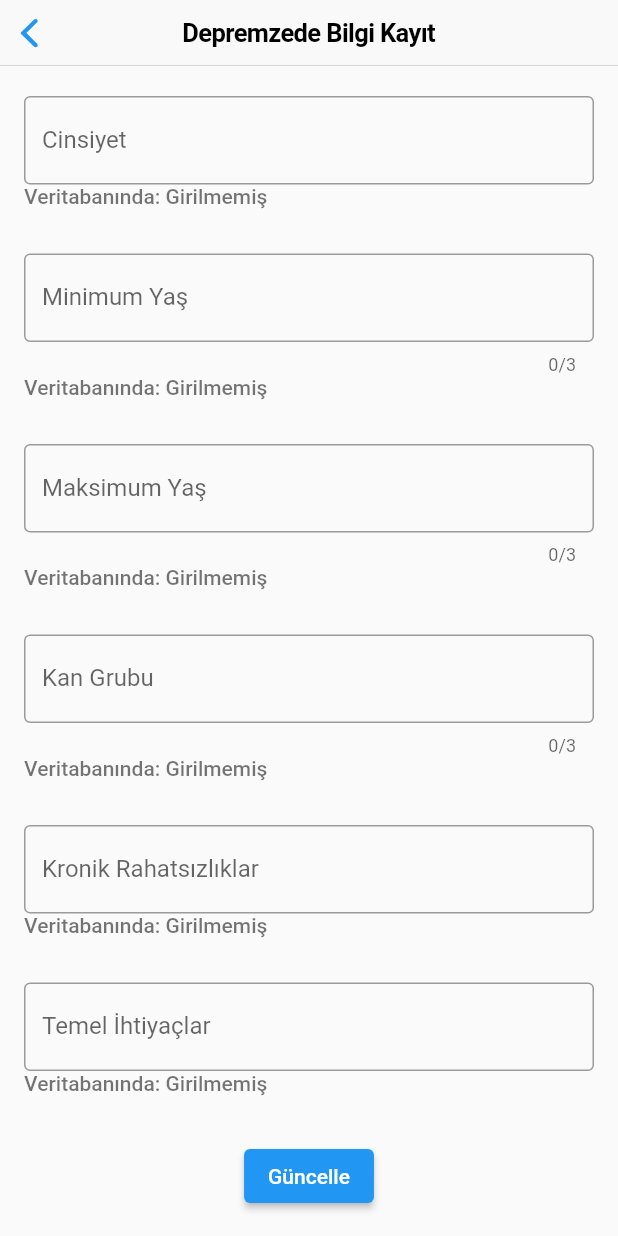
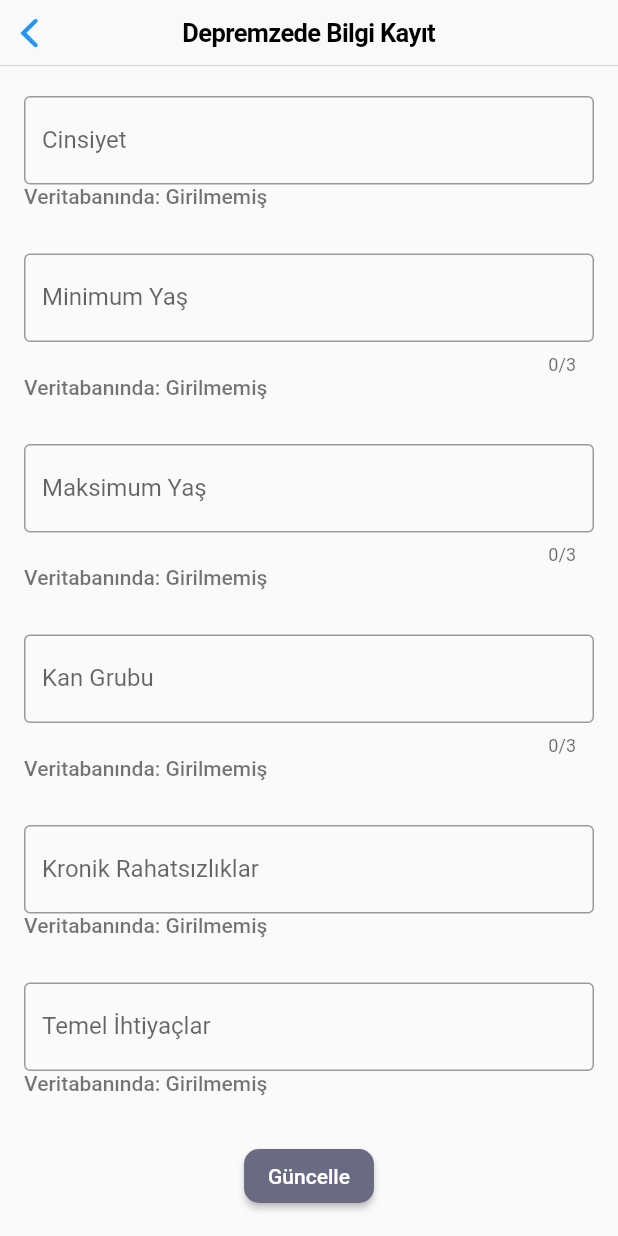
Before and after one commit to beyzanurcoban/ELEC491-EarthquakeApp, a Flutter app: the SurvivorWritePage screen opened directly with empty values, scrolled down 391 dp, on a phone screen of 412 x 824 dp. Run offline on Flutter 3.47's test engine with Material 2 defaults, Android fonts, the phone set to English and light mode, and no system bars; our stand-ins replace cloud_firestore, dropdown_search, firebase_core, flutter_map, flutter_secure_storage, geocoding and 3 more; missing offline and left inert: dart:ffi, nfc_manager; accounts and stored records are empty.

Commit message:
visual changes

```diff
--- a/ui/lib/LoginPage.dart
+++ b/ui/lib/LoginPage.dart
@@ -306,14 +306,14 @@ class _LoginPageState extends State<LoginPage> {
       _isWaitingAutoLogin = true;
     });
     if (await usernamePasswordExists(username, password)) {
-      setState(() {
-        _isWaitingAutoLogin = false;
-      });
-
       Navigator.pushReplacement(
         context,
         MaterialPageRoute(builder: (context) => HomePage(username: username,)),
       );
+
+      setState(() {
+        _isWaitingAutoLogin = false;
+      });
     } else {
       setState(() {
         _isWaitingAutoLogin = false;
--- a/ui/lib/SurvivorWritePage.dart
+++ b/ui/lib/SurvivorWritePage.dart
@@ -38,6 +38,8 @@ class _SurvivorWritePageState extends State<SurvivorWritePage> {
 
   late FirebaseFirestore db;
 
+  final Color _primaryColor = const Color(0xff6a6b83);
+
   @override
   void initState() {
     super.initState();
@@ -66,9 +68,9 @@ class _SurvivorWritePageState extends State<SurvivorWritePage> {
                 padding: const EdgeInsets.only(top: 10.0, bottom: 30.0),
                 child: Text(
                   "ndefUID: ${widget.ndefUID}",
-                  style: const TextStyle(
+                  style: TextStyle(
                     fontSize: 15.0,
-                    color: Colors.black38,
+                    color: _primaryColor,
                     fontWeight: FontWeight.w700,
                   ),
                 ),
@@ -313,11 +315,17 @@ class _SurvivorWritePageState extends State<SurvivorWritePage> {
                 ),
               ),
               ElevatedButton(
-                  onPressed: () {
-                    writeVictimToDB();
-                    Navigator.pop(context);
-                  },
-                  child: const Text('Güncelle')),
+                style: ElevatedButton.styleFrom(
+                  backgroundColor: _primaryColor,
+                  shape: RoundedRectangleBorder(
+                    borderRadius: BorderRadius.circular(10),
+                  ),
+                ),
+                onPressed: () {
+                  writeVictimToDB();
+                  Navigator.pop(context);
+                },
+                child: const Text('Güncelle')),
             ],
           ),
         ),
```
